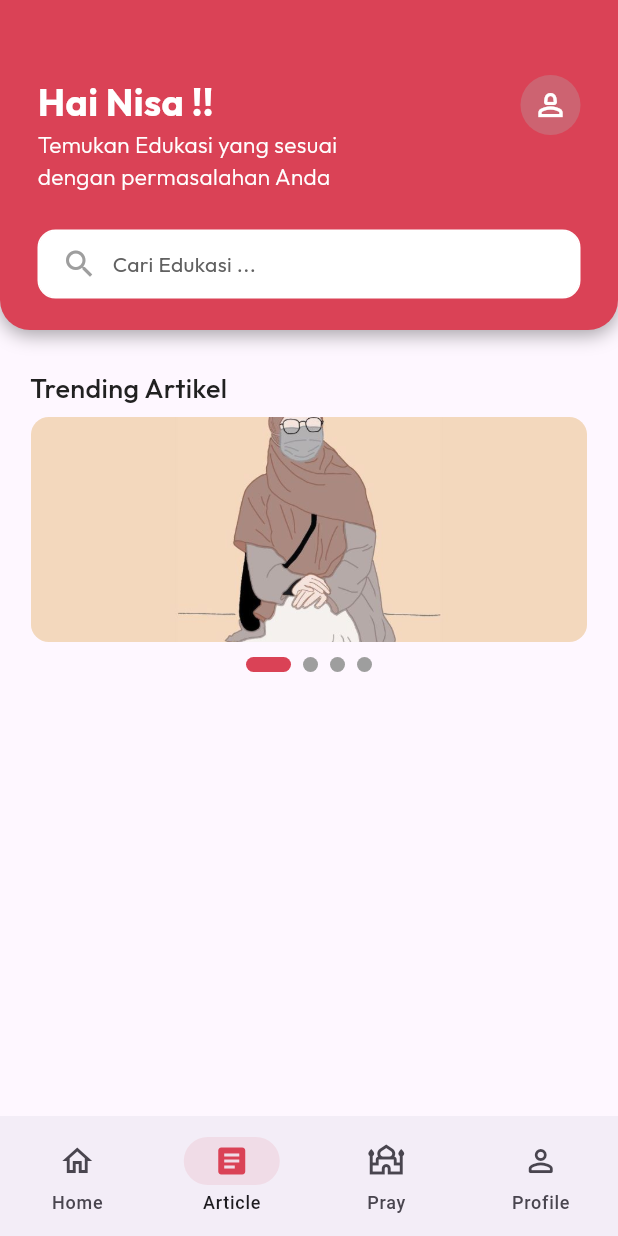
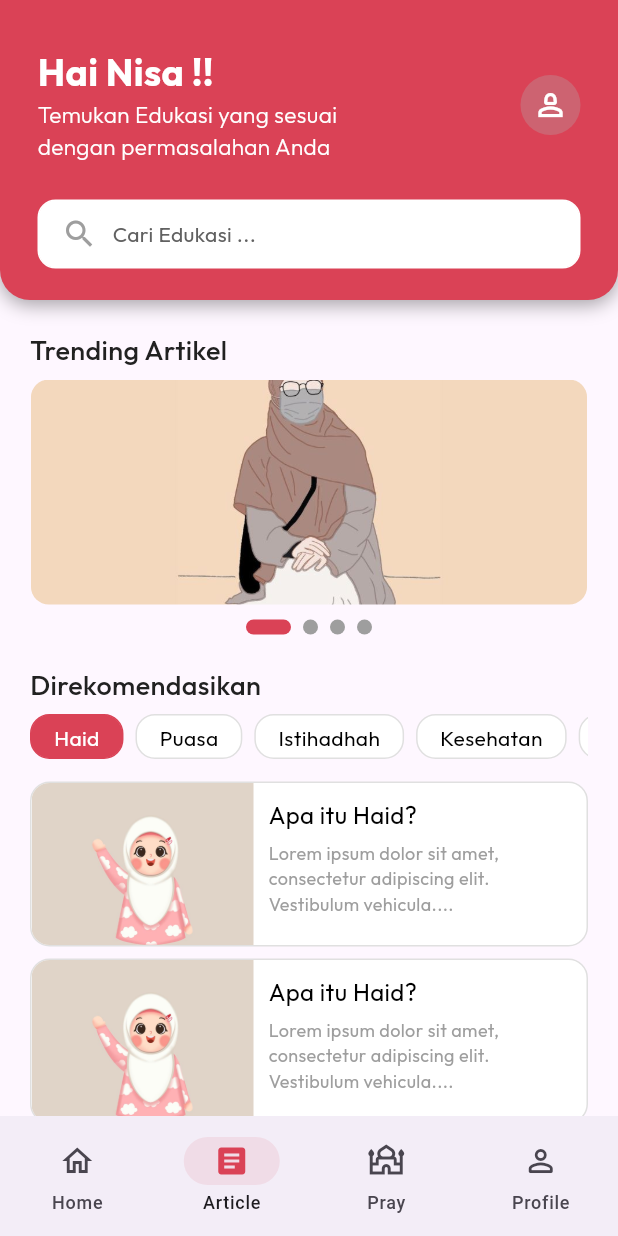
Before and after one commit to khairunnisaalallah/v2_zenfemina_mobile, a Flutter app: the screen it shows after launch, item 2 of the bottom bar chosen, on a phone screen of 412 x 824 dp. Run offline on Flutter 3.47's test engine with Material 3 defaults, Android fonts, the light colour scheme and no system bars; drawn by our look-alikes of carousel_slider, smooth_page_indicator; our stand-ins replace flutter_svg, get, google_fonts, image_picker, table_calendar.

Commit message:
style: article full view

```diff
--- a/lib/navigation/article.dart
+++ b/lib/navigation/article.dart
@@ -1,3 +1,5 @@
+// ignore_for_file: unnecessary_string_interpolations
+
 import 'package:flutter/material.dart';
 import 'package:get/get.dart';
 import 'package:google_fonts/google_fonts.dart';
@@ -12,15 +14,21 @@ class articlePage extends StatefulWidget {
   @override
   State<articlePage> createState() => _articlePageState();
 }
+// final List<String> categories = <String>['Haid', 'Puasa', 'Istihadhah', 'Kesehatan', 'Sholat'];
 
 class _articlePageState extends State<articlePage> {
   late CarouselController controller = CarouselController();
   int currentIndex = 0;
+  int indexCategory = 0;
+  final List<String> categories = <String>['Haid', 'Puasa', 'Istihadhah', 'Kesehatan', 'sholat', 'wanita', 'kebersihan'];
+  final List<String> article = <String>['Apa itu Haid', 'Apa itu puasa', 'Apa itu sholat', 'kewajiban sholat'];
+
+
   @override
   Widget build(BuildContext context) {
     return Scaffold(
       appBar: PreferredSize(
-        preferredSize: Size.fromHeight(220),
+        preferredSize: Size.fromHeight(200),
         child: Stack(
           children: [
             Positioned(
@@ -28,7 +36,7 @@ class _articlePageState extends State<articlePage> {
               left: 0,
               right: 0,
               child: Container(
-                height: 220,
+                height: 200,
                 decoration: BoxDecoration(
                   borderRadius: BorderRadius.only(
                     bottomLeft: Radius.circular(20),
@@ -47,7 +55,7 @@ class _articlePageState extends State<articlePage> {
               ),
             ),
             Positioned(
-              top: 50,
+              top: 30,
               left: 25,
               right: 25,
               child: Padding(
@@ -119,9 +127,10 @@ class _articlePageState extends State<articlePage> {
         ),
       ),
 
-      body: Column(
+      body: SingleChildScrollView(
+        child: Column(
         children: [
-          SizedBox(height: 25),
+          SizedBox(height: 20),
           Container(
             alignment: Alignment.topLeft,
             padding: EdgeInsets.only(left: 20),
@@ -176,77 +185,136 @@ class _articlePageState extends State<articlePage> {
               dotHeight: 10,
               dotWidth: 10
             )
+          ),
+          SizedBox(height: 20),
+          Container(
+            alignment: Alignment.topLeft,
+            padding: EdgeInsets.only(left: 20),
+            child: Text(
+              'Direkomendasikan',
+              textAlign: TextAlign.left,
+              style: GoogleFonts.outfit(
+                color: Colors.grey[900],
+                fontSize: 18,
+                fontWeight: FontWeight.w500
+              ),
+            ),
+          ),
+          SizedBox(height: 7),
+          Padding(
+            padding: EdgeInsets.only(left: 20, right: 20), // Sesuaikan dengan ukuran margin yang Anda inginkan
+            child: SizedBox(
+            height: 30,
+            child: ListView.builder(
+            shrinkWrap: true,
+            itemCount: categories.length,
+            scrollDirection: Axis.horizontal,
+            itemBuilder: (BuildContext context, int index){
+              return GestureDetector(
+                onTap: (){
+                  setState(() {
+                    indexCategory = index; // Perbarui indexCategory ketika item dipilih
+                  });
+                },
+                child: Container(
+                  margin: EdgeInsets.only(right: 8),
+                  padding: const EdgeInsets.only(bottom: 5, top: 5, left: 15, right: 15),
+                  decoration: BoxDecoration(
+                    color: indexCategory == index ? Color(0xFFDA4256) : Colors.white,
+                    border: Border.all(
+                      color: indexCategory == index ? Color(0xFFDA4256): Color(0xFFE0E0E0),
+                    ),
+                    borderRadius: BorderRadius.circular(13),
+                  ),
+                  child: Center(child: Text(
+                    categories[index],
+                    style: GoogleFonts.outfit(
+                      color : indexCategory == index ? Colors.white: Colors.black
+                    ),
+                    )),
+                ),
+              );
+            },
           )
+          ,
+          )),
+         SizedBox(height: 7),
+         //artikel yg dibawah
+          Padding(
+            padding: EdgeInsets.only(left: 20, right: 20),
+            child: ListView.builder(
+              padding: EdgeInsets.zero,
+              shrinkWrap: true,
+              itemCount: article.length,
+              itemBuilder: (BuildContext context, int index){
+                return GestureDetector(
+                  onTap: (){
+                    // do something here
+                  },
+                  child: Container(
+                    height: 110,
+                    margin: EdgeInsets.only(top: 8),
+                    padding: const EdgeInsets.only(bottom: 0, top: 0, left: 0),
+                    decoration: BoxDecoration(
+                      color: Colors.white,
+                      border: Border.all(
+                        color: Color(0xFFE0E0E0),
+                      ),
+                      borderRadius: BorderRadius.circular(13),
+                    ),
+                    child: Row(
+                      children: [
+                        ClipRRect(
+                          borderRadius: BorderRadius.only(
+                            topLeft: Radius.circular(12),
+                            bottomLeft: Radius.circular(12)
+                          ),
+                          child: Image.asset(
+                          "assets/images/Gambar-Kartun-Muslimah-Hijab-Imut-1.jpg",
+                          width: 148,
+                          height: 110,
+                          fit: BoxFit.fill
+                        ),
+                        ),
+                        SizedBox(width:10),
+                        Column(
+                          children: [
+                            SizedBox(height: 10),
+                            Container(
+                              width: 180,
+                              child: Text(
+                                'Apa itu Haid?',
+                                style: GoogleFonts.outfit(
+                                  fontSize: 16,
+                                  color: Colors.black
+                                ),
+                              ),
+                            ),
+                            SizedBox(height: 5),
+                            Container(
+                              width: 180,
+                              child: Text(
+                                'Lorem ipsum dolor sit amet, consectetur adipiscing elit. Vestibulum vehicula....',
+                                style: GoogleFonts.outfit(
+                                  fontSize: 12,
+                                  color : Colors.grey
+                                ),
+                              ),
+                            ),
+                          ],
+                        ),
+                      ],
+                    ),
+                  ),
+                );
+              },
+            ),
+          ),
+          SizedBox(height: 20)
         ],
       )
-
-      // Center(
-      //   child: Container(
-      //     constraints: const BoxConstraints(maxWidth: 400),
-      //     child: ListView.builder(
-      //       itemCount: _articles.length,
-      //       itemBuilder: (BuildContext context, int index) {
-      //         final item = _articles[index];
-      //         return Container(
-      //           height: 136,
-      //           margin:
-      //               const EdgeInsets.symmetric(horizontal: 16, vertical: 8.0),
-      //           decoration: BoxDecoration(
-      //               border: Border.all(color: const Color(0xFFE0E0E0)),
-      //               borderRadius: BorderRadius.circular(8.0)),
-      //           padding: const EdgeInsets.all(8),
-      //           child: Row(
-      //             children: [
-      //               Expanded(
-      //                   child: Column(
-      //                 mainAxisAlignment: MainAxisAlignment.center,
-      //                 crossAxisAlignment: CrossAxisAlignment.start,
-      //                 children: [
-      //                   Text(
-      //                     item.title,
-      //                     style: const TextStyle(fontWeight: FontWeight.bold),
-      //                     maxLines: 2,
-      //                     overflow: TextOverflow.ellipsis,
-      //                   ),
-      //                   const SizedBox(height: 8),
-      //                   Text("${item.author} · ${item.postedOn}",
-      //                       style: Theme.of(context).textTheme.caption),
-      //                   const SizedBox(height: 8),
-      //                   Row(
-      //                     mainAxisSize: MainAxisSize.min,
-      //                     children: [
-      //                       Icons.bookmark_border_rounded,
-      //                       Icons.share,
-      //                       Icons.more_vert
-      //                     ].map((e) {
-      //                       return InkWell(
-      //                         onTap: () {},
-      //                         child: Padding(
-      //                           padding: const EdgeInsets.only(right: 8.0),
-      //                           child: Icon(e, size: 16),
-      //                         ),
-      //                       );
-      //                     }).toList(),
-      //                   )
-      //                 ],
-      //               )),
-      //               Container(
-      //                   width: 100,
-      //                   height: 100,
-      //                   decoration: BoxDecoration(
-      //                       color: Colors.grey,
-      //                       borderRadius: BorderRadius.circular(8.0),
-      //                       image: DecorationImage(
-      //                         fit: BoxFit.cover,
-      //                         image: NetworkImage(item.imageUrl),
-      //                       ))),
-      //             ],
-      //           ),
-      //         );
-      //       },
-      //     ),
-      //   ),
-      // ),
+,
+      )
     );
   }
 
```
